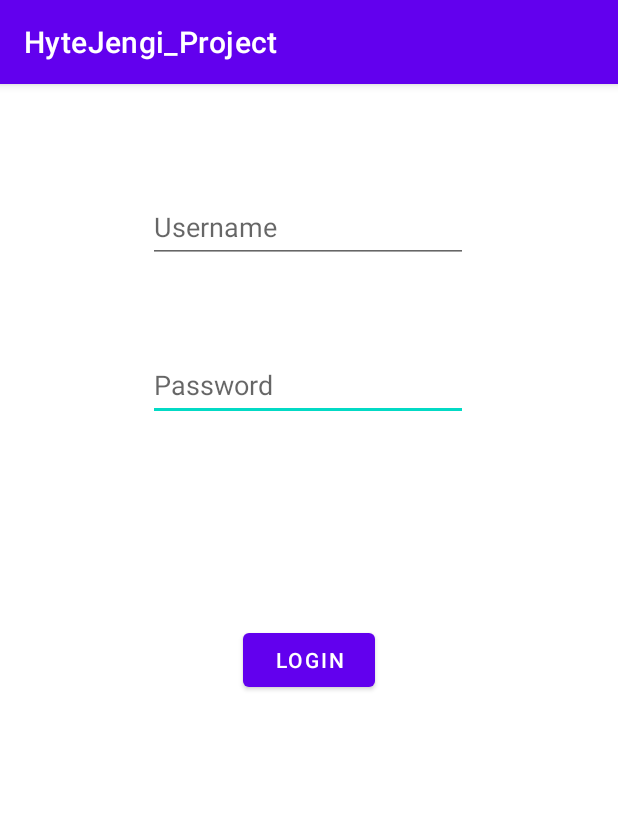
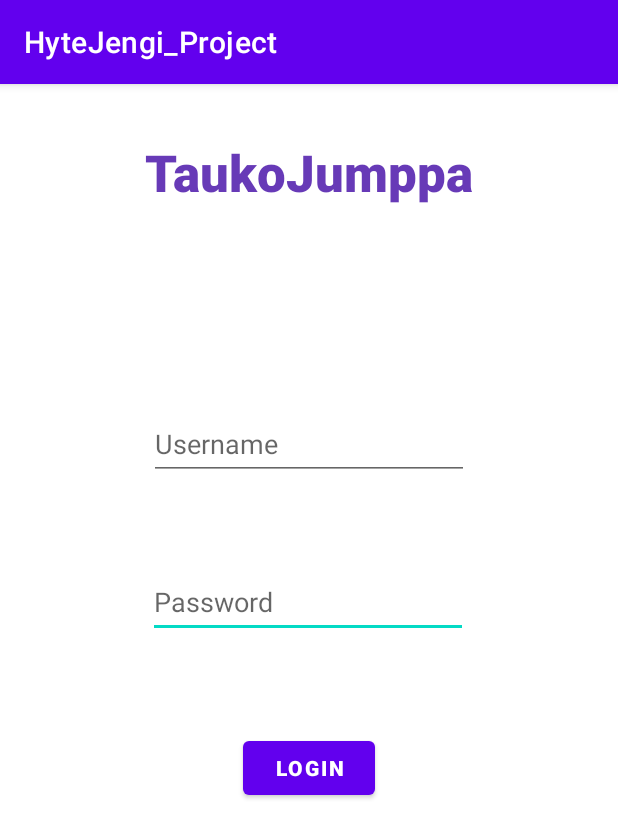
Before and after one commit to NickNoss/HyteJengi_Project, an Android app: the screen it shows after launch (LoginActivity), on a phone screen of 412 x 824 dp. Shown: the top 838 px of the screen. Run offline under Robolectric (Android 15) with nearby library versions, the phone set to English and light mode, and no system bars.

Commit message:
XML Updates

```diff
--- a/app/src/main/res/layout/activity_login.xml
+++ b/app/src/main/res/layout/activity_login.xml
@@ -5,6 +5,20 @@
     android:layout_width="match_parent"
     android:layout_height="match_parent"
     tools:context=".LoginActivity">
+
+    <TextView
+        android:id="@+id/headerTextView"
+        android:layout_width="wrap_content"
+        android:layout_height="wrap_content"
+        android:fontFamily="sans-serif-black"
+        android:text="TaukoJumppa"
+        android:textColor="#673AB7"
+        android:textSize="34sp"
+        app:layout_constraintBottom_toBottomOf="parent"
+        app:layout_constraintEnd_toEndOf="parent"
+        app:layout_constraintStart_toStartOf="parent"
+        app:layout_constraintTop_toTopOf="parent"
+        app:layout_constraintVertical_bias="0.05" />
 
     <EditText
         android:id="@+id/passwordEditText"
@@ -28,25 +42,27 @@
         android:layout_width="wrap_content"
         android:layout_height="wrap_content"
         android:ems="10"
+        android:hint="Username"
         android:inputType="textPersonName"
         android:minHeight="48dp"
-        android:hint="Username"
         app:layout_constraintBottom_toBottomOf="parent"
         app:layout_constraintEnd_toEndOf="parent"
-        app:layout_constraintHorizontal_bias="0.497"
+        app:layout_constraintHorizontal_bias="0.5"
         app:layout_constraintStart_toStartOf="parent"
         app:layout_constraintTop_toTopOf="parent"
-        app:layout_constraintVertical_bias="0.099" />
+        app:layout_constraintVertical_bias="0.3" />
 
     <Button
         android:id="@+id/loginButton"
         android:layout_width="wrap_content"
         android:layout_height="wrap_content"
+        android:fontFamily="sans-serif-black"
         android:onClick="loginButtonPressed"
         android:text="Login"
         app:layout_constraintBottom_toBottomOf="parent"
         app:layout_constraintEnd_toEndOf="parent"
         app:layout_constraintStart_toStartOf="parent"
-        app:layout_constraintTop_toTopOf="parent" />
+        app:layout_constraintTop_toTopOf="parent"
+        app:layout_constraintVertical_bias="0.60" />
 
 </androidx.constraintlayout.widget.ConstraintLayout>
```
Also changed, not shown: app/src/main/res/layout/activity_exercise.xml (+14 -0 lines).
